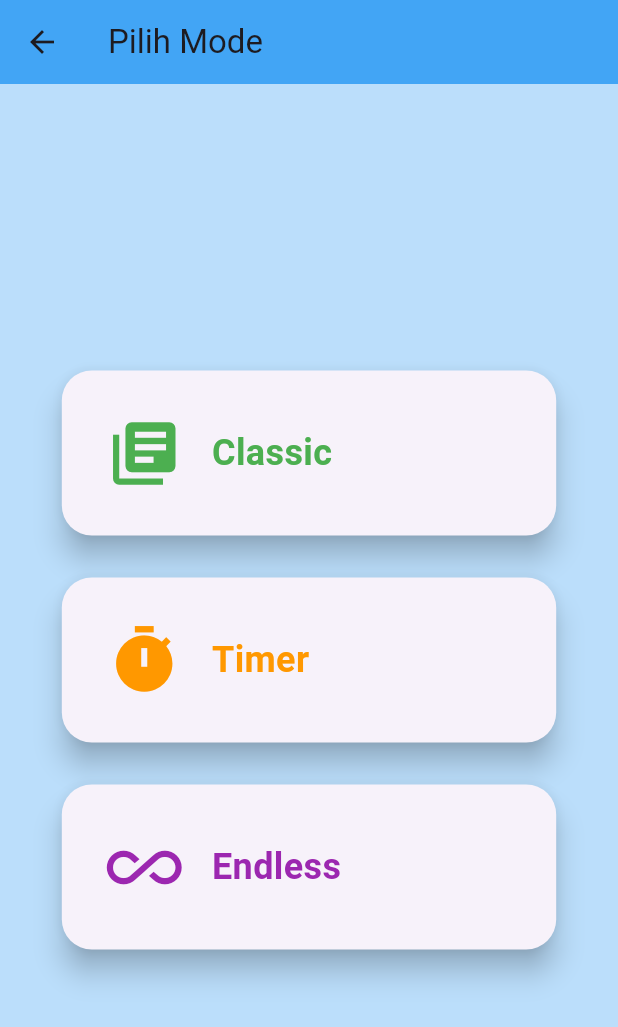
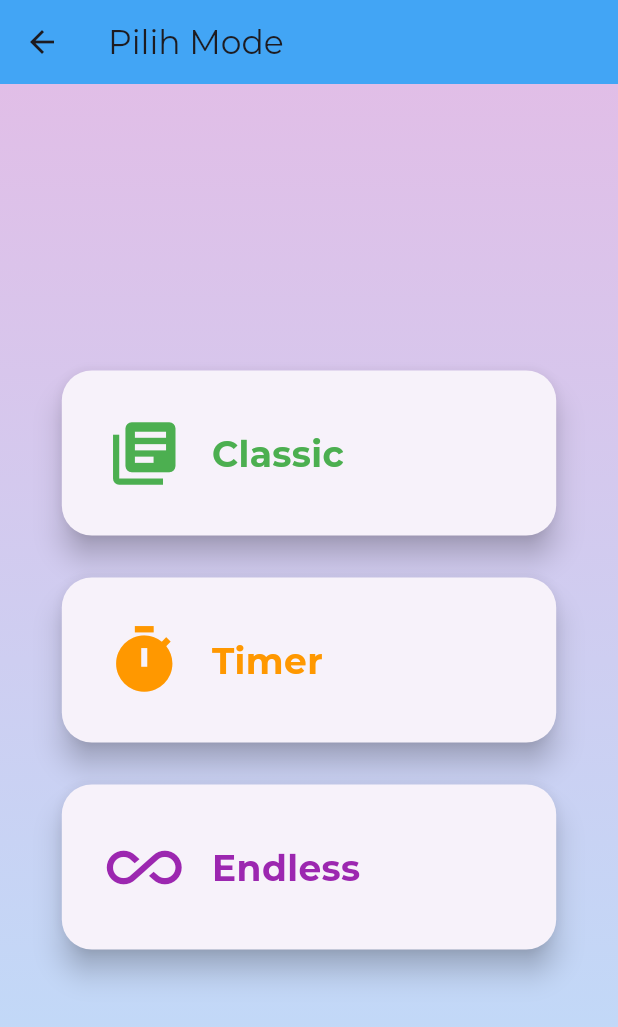
Before and after one commit to SimonHutapea/uts_pm6_231401123, a Flutter app: the screen it shows after launch, after a tap on "Mulai Kuis", on a phone screen of 412 x 824 dp. Shown: the top 1027 px of the screen. Run offline on Flutter 3.47's test engine with Material 3 defaults, Android fonts, the light colour scheme and no system bars; our stand-ins replace sqflite; accounts and stored records are empty.

Commit message:
Menggunakan Logo Aplikasi, mengganti font yang dipakai, dan menggubah warna background aplikasi

```diff
--- a/lib/main.dart
+++ b/lib/main.dart
@@ -13,6 +13,7 @@ class GoQuizApp extends StatelessWidget {
     return MaterialApp(
       title: 'GoQuiz',
       theme: ThemeData(
+        fontFamily: 'Montserrat',
         primarySwatch: Colors.blue,
         useMaterial3: true,
       ),
--- a/lib/screens/choose_mode_screen.dart
+++ b/lib/screens/choose_mode_screen.dart
@@ -20,7 +20,11 @@ class ChooseModeScreen extends StatelessWidget {
         backgroundColor: Colors.blue.shade400,
       ),
       body: Container(
-        decoration: BoxDecoration(color: Colors.blue.shade100),
+        decoration: BoxDecoration(gradient: LinearGradient(
+          colors: [Colors.purple.shade100, Colors.blue.shade100],
+          begin: Alignment.topCenter,
+          end: Alignment.bottomCenter,
+        )),
         child: Center(
           child: Column(
             mainAxisAlignment: MainAxisAlignment.center,
--- a/lib/screens/home_screen.dart
+++ b/lib/screens/home_screen.dart
@@ -7,20 +7,39 @@ class HomeScreen extends StatelessWidget {
 
   @override
   Widget build(BuildContext context) {
+    final screenWidth = MediaQuery.of(context).size.width;
+
     return Scaffold(
       body: Container(
-        decoration: BoxDecoration(color: Colors.blue.shade300),
+        decoration: BoxDecoration(gradient: LinearGradient(
+          colors: [Colors.purple.shade300, Colors.blue.shade300],
+          begin: Alignment.topCenter,
+          end: Alignment.bottomCenter,
+        )),
         child: SafeArea(
           child: Stack(
             children: [
+              Positioned(
+                top: 20,
+                left: (screenWidth - (screenWidth * 1)) / 2,
+                child: ClipOval(
+                      child: Image.asset(
+                        'assets/images/my_icon.png',
+                        width: screenWidth * 1,
+                        height: screenWidth * 1,
+                        fit: BoxFit.cover,
+                      ),
+                    ),
+              ),
               Center(
                 child: Column(
                   mainAxisAlignment: MainAxisAlignment.center,
                   children: [
+                    const SizedBox(height: 30),
                     const Text(
                       'Selamat Datang di GoQuiz',
                       style: TextStyle(
-                        fontSize: 32,
+                        fontSize: 28,
                         fontWeight: FontWeight.bold,
                         color: Colors.white,
                       ),
--- a/lib/screens/leaderboard_screen.dart
+++ b/lib/screens/leaderboard_screen.dart
@@ -68,7 +68,11 @@ class _LeaderboardScreenState extends State<LeaderboardScreen> {
         backgroundColor: Colors.blue.shade400,
       ),
       body: Container(
-        decoration: BoxDecoration(color: Colors.blue.shade100),
+        decoration: BoxDecoration(gradient: LinearGradient(
+          colors: [Colors.purple.shade100, Colors.blue.shade100],
+          begin: Alignment.topCenter,
+          end: Alignment.bottomCenter,
+        )),
         child: Column(
           children: [
             const SizedBox(height: 20),
--- a/lib/screens/result_screen.dart
+++ b/lib/screens/result_screen.dart
@@ -56,7 +56,11 @@ class _ResultScreenState extends State<ResultScreen> {
           backgroundColor: _getModeColor(),
         ),
         body: Container(
-          decoration: BoxDecoration(color: Colors.blue.shade100),
+          decoration: BoxDecoration(gradient: LinearGradient(
+          colors: [Colors.purple.shade100, Colors.blue.shade100],
+          begin: Alignment.topCenter,
+          end: Alignment.bottomCenter,
+        )),
           child: Column(
             children: [
               const SizedBox(height: 20),
--- a/lib/screens/splash_screen.dart
+++ b/lib/screens/splash_screen.dart
@@ -25,14 +25,25 @@ class _SplashScreenState extends State<SplashScreen> {
   Widget build(BuildContext context) {
     return Scaffold(
       body: Container(
-        decoration: BoxDecoration(color: Colors.blue.shade300),
-        child: const Center(
+        decoration: BoxDecoration(gradient: LinearGradient(
+          colors: [Colors.purple.shade300, Colors.blue.shade300],
+          begin: Alignment.topCenter,
+          end: Alignment.bottomCenter,
+        )),
+        child: Center(
           child: Column(
             mainAxisAlignment: MainAxisAlignment.center,
             children: [
-              Icon(Icons.quiz, size: 100, color: Colors.white),
-              SizedBox(height: 20),
-              Text(
+              ClipOval(
+                child: Image.asset(
+                  'assets/images/my_icon.png',
+                  width: 140,
+                  height: 140,
+                  fit: BoxFit.cover,
+                ),
+              ),
+              const SizedBox(height: 20),
+              const Text(
                 'GoQuiz',
                 style: TextStyle(
                   fontSize: 48,
```
